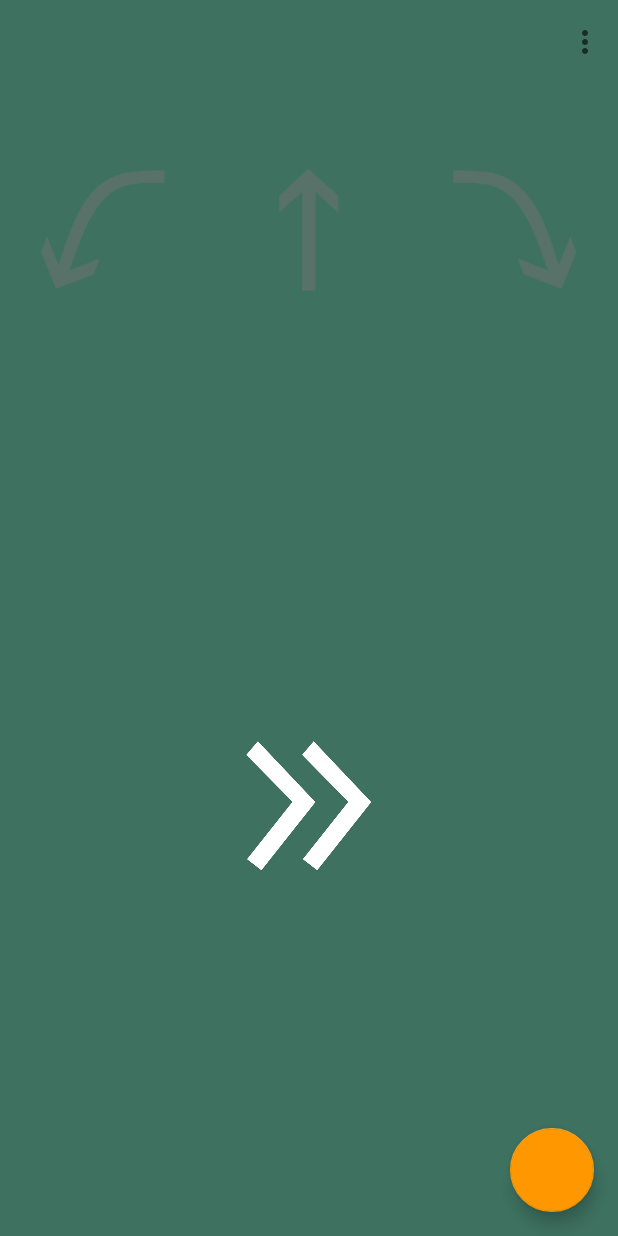
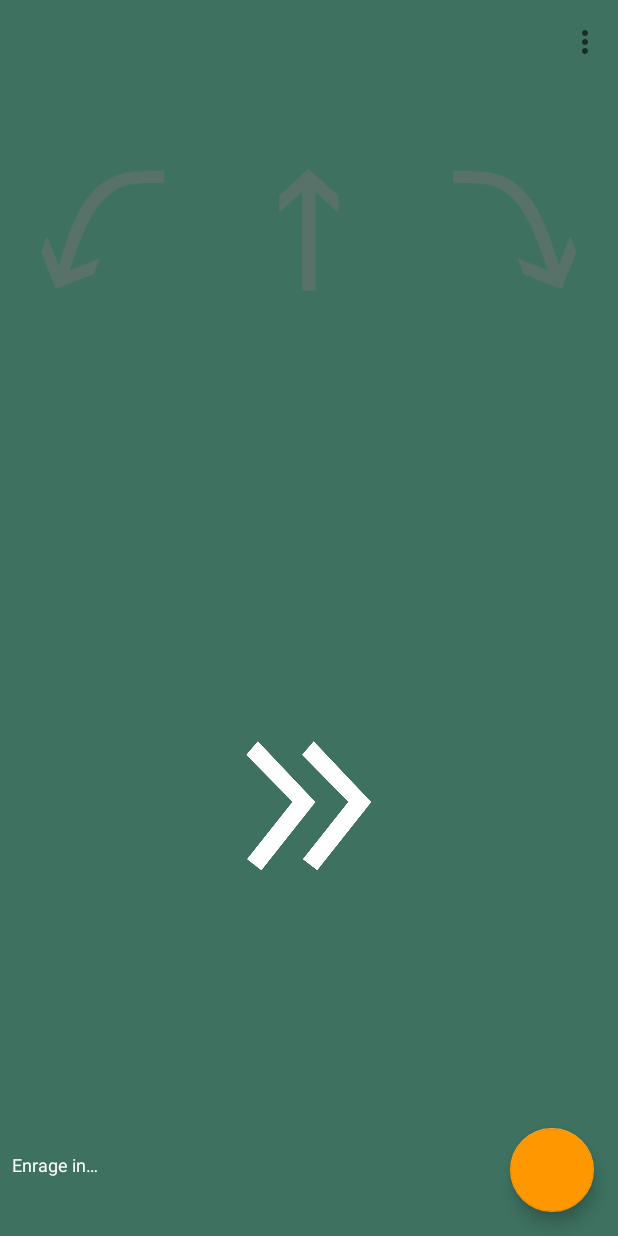
Before and after one commit to adamsp/DestinyRaidTimers, an Android app: the screen it shows after launch (MainActivity), after a tap on an icon or button, on a phone screen of 412 x 824 dp. Run offline under Robolectric (Android 15) with nearby library versions, the phone set to English and light mode, and no system bars; our stand-ins replace ButterKnife, Dagger/Hilt's generated code, Timber; libraries missing offline, so code that uses them is left out: com.sefford.circularprogressdrawable, com.squareup.otto; plain views replace FloatingActionButton; 12 statements that could not run were skipped.

Commit message:
Add enrage countdown label

```diff
--- a/app/src/main/res/layout-land/fragment_crota.xml
+++ b/app/src/main/res/layout-land/fragment_crota.xml
@@ -60,21 +60,28 @@
         android:layout_width="match_parent"
         android:layout_height="?attr/actionBarSize"/>
 
-    <FrameLayout
+    <LinearLayout
         android:id="@+id/fragment_crota_time_elapsed_container"
         android:layout_width="wrap_content"
         android:layout_height="?attr/actionBarSize"
         android:layout_gravity="bottom|left"
+        android:orientation="vertical"
         android:translationY="?attr/actionBarSize">
 
         <TextView
-            android:id="@+id/fragment_crota_time_elapsed"
-            style="@style/DRT.TextAppearance.Crota.ElapsedTime"
+            style="@style/DRT.TextAppearance.Crota.Enrage.Label"
+            android:text="@string/crota_timer_label_enrage_countdown"
             android:layout_width="wrap_content"
             android:layout_height="wrap_content"
-            android:layout_gravity="center_vertical"
+            android:layout_marginLeft="8dp"/>
+
+        <TextView
+            android:id="@+id/fragment_crota_time_elapsed"
+            style="@style/DRT.TextAppearance.Crota.Enrage.Countdown"
+            android:layout_width="wrap_content"
+            android:layout_height="wrap_content"
             android:layout_marginLeft="16dp"/>
-    </FrameLayout>
+    </LinearLayout>
 
     <com.getbase.floatingactionbutton.FloatingActionButton
         android:id="@+id/fragment_crota_timer_reset"
--- a/app/src/main/res/layout/fragment_crota.xml
+++ b/app/src/main/res/layout/fragment_crota.xml
@@ -65,21 +65,28 @@
 
         </FrameLayout>
 
-        <FrameLayout
+        <LinearLayout
             android:id="@+id/fragment_crota_time_elapsed_container"
             android:layout_width="match_parent"
             android:layout_height="?attr/actionBarSize"
             android:layout_gravity="bottom"
+            android:orientation="vertical"
             android:translationY="?attr/actionBarSize">
 
             <TextView
-                android:id="@+id/fragment_crota_time_elapsed"
-                style="@style/DRT.TextAppearance.Crota.ElapsedTime"
+                style="@style/DRT.TextAppearance.Crota.Enrage.Label"
+                android:text="@string/crota_timer_label_enrage_countdown"
                 android:layout_width="wrap_content"
                 android:layout_height="wrap_content"
-                android:layout_gravity="center_vertical"
+                android:layout_marginLeft="8dp"/>
+
+            <TextView
+                android:id="@+id/fragment_crota_time_elapsed"
+                style="@style/DRT.TextAppearance.Crota.Enrage.Countdown"
+                android:layout_width="wrap_content"
+                android:layout_height="wrap_content"
                 android:layout_marginLeft="16dp"/>
-        </FrameLayout>
+        </LinearLayout>
     </LinearLayout>
 
     <com.getbase.floatingactionbutton.FloatingActionButton
--- a/app/src/main/res/values/strings.xml
+++ b/app/src/main/res/values/strings.xml
@@ -3,6 +3,7 @@
 
     <string name="app_name">Destiny Raid Timers</string>
     <string name="crota_timer_action_enraged">Enraged!</string>
+    <string name="crota_timer_label_enrage_countdown">Enrage in…</string>
     <string name="label_licenses">Licenses</string>
 
 </resources>
--- a/app/src/main/res/values/styles.xml
+++ b/app/src/main/res/values/styles.xml
@@ -15,8 +15,15 @@
 
     <style name="DRT.TextAppearance" parent="Base.TextAppearance.AppCompat"/>
 
-    <style name="DRT.TextAppearance.Crota.ElapsedTime" parent="DRT.TextAppearance">
+    <style name="DRT.TextAppearance.Crota.Enrage" parent="DRT.TextAppearance">
         <item name="android:textColor">@color/primary_text</item>
+    </style>
+
+    <style name="DRT.TextAppearance.Crota.Enrage.Label" parent="DRT.TextAppearance.Crota.Enrage">
+        <item name="android:textSize">12sp</item>
+    </style>
+
+    <style name="DRT.TextAppearance.Crota.Enrage.Countdown" parent="DRT.TextAppearance.Crota.Enrage">
         <item name="android:textSize">20sp</item>
         <item name="android:layout_gravity">center_vertical</item>
         <item name="android:freezesText">true</item>
```
